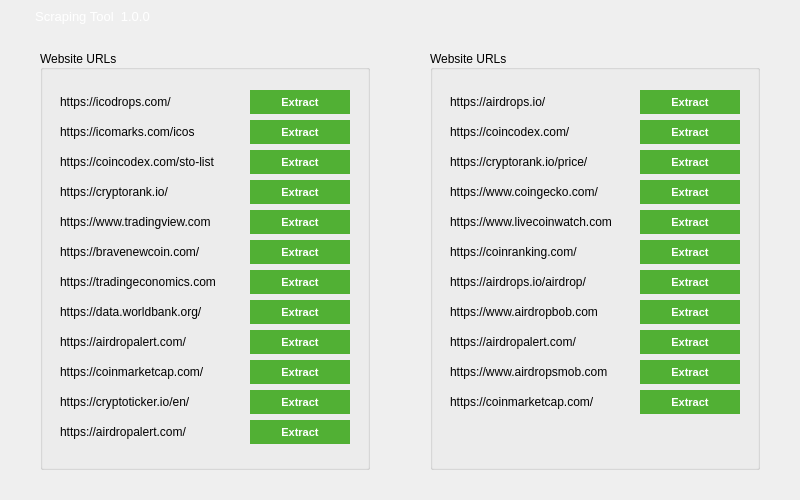
Above: UI/reset.ui from lionking-123/ICO_scraping_desktop_app before the change. Below: the same form after it.
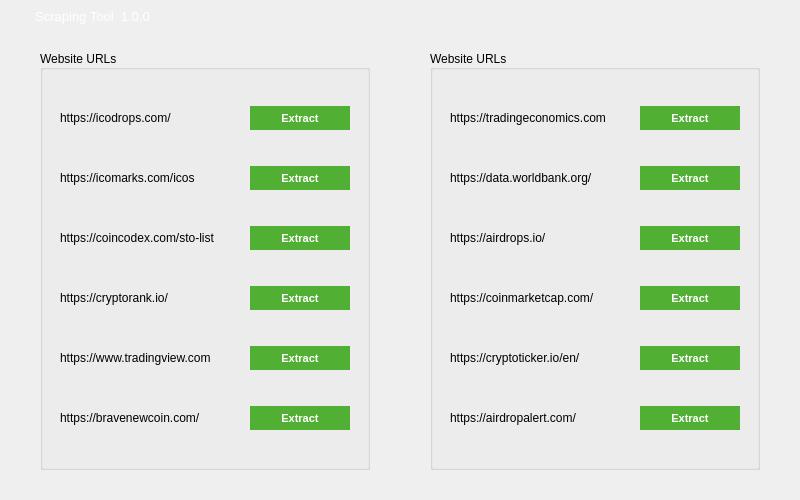
That is the form after the change. Icons and pictures are not drawn. Custom widgets are drawn as their Qt base class.

The edit to the form file:
```diff
--- a/UI/reset.ui
+++ b/UI/reset.ui
@@ -1228,7 +1228,7 @@
      <property name="geometry">
       <rect>
        <x>20</x>
-       <y>44</y>
+       <y>60</y>
        <width>140</width>
        <height>16</height>
       </rect>
@@ -1250,7 +1250,7 @@
      <property name="geometry">
       <rect>
        <x>210</x>
-       <y>40</y>
+       <y>56</y>
        <width>100</width>
        <height>24</height>
       </rect>
@@ -1275,7 +1275,7 @@
      <property name="geometry">
       <rect>
        <x>20</x>
-       <y>74</y>
+       <y>120</y>
        <width>151</width>
        <height>16</height>
       </rect>
@@ -1297,7 +1297,7 @@
      <property name="geometry">
       <rect>
        <x>210</x>
-       <y>70</y>
+       <y>116</y>
        <width>100</width>
        <height>24</height>
       </rect>
@@ -1322,7 +1322,7 @@
      <property name="geometry">
       <rect>
        <x>20</x>
-       <y>104</y>
+       <y>180</y>
        <width>171</width>
        <height>16</height>
       </rect>
@@ -1347,7 +1347,7 @@
      <property name="geometry">
       <rect>
        <x>210</x>
-       <y>100</y>
+       <y>176</y>
        <width>100</width>
        <height>24</height>
       </rect>
@@ -1372,7 +1372,7 @@
      <property name="geometry">
       <rect>
        <x>20</x>
-       <y>134</y>
+       <y>240</y>
        <width>140</width>
        <height>16</height>
       </rect>
@@ -1394,7 +1394,7 @@
      <property name="geometry">
       <rect>
        <x>210</x>
-       <y>130</y>
+       <y>236</y>
        <width>100</width>
        <height>24</height>
       </rect>
@@ -1419,7 +1419,7 @@
      <property name="geometry">
       <rect>
        <x>20</x>
-       <y>164</y>
+       <y>300</y>
        <width>171</width>
        <height>16</height>
       </rect>
@@ -1441,7 +1441,7 @@
      <property name="geometry">
       <rect>
        <x>210</x>
-       <y>160</y>
+       <y>296</y>
        <width>100</width>
        <height>24</height>
       </rect>
@@ -1466,7 +1466,7 @@
      <property name="geometry">
       <rect>
        <x>20</x>
-       <y>194</y>
+       <y>360</y>
        <width>161</width>
        <height>16</height>
       </rect>
@@ -1488,289 +1488,7 @@
      <property name="geometry">
       <rect>
        <x>210</x>
-       <y>190</y>
-       <width>100</width>
-       <height>24</height>
-      </rect>
-     </property>
-     <property name="font">
-      <font>
-       <pointsize>8</pointsize>
-       <weight>75</weight>
-       <bold>true</bold>
-      </font>
-     </property>
-     <property name="styleSheet">
-      <string notr="true">QPushButton{background-color:rgba(57,167,23,220);color:white;border:0px;}
-QPushButton:hover{background-color:rgba(57,167,23,255);color:white;}
-QPushButton:pressed{background-color:rgba(57,167,23,235);}</string>
-     </property>
-     <property name="text">
-      <string>Extract</string>
-     </property>
-    </widget>
-    <widget class="QLabel" name="label7">
-     <property name="geometry">
-      <rect>
-       <x>20</x>
-       <y>224</y>
-       <width>171</width>
-       <height>16</height>
-      </rect>
-     </property>
-     <property name="font">
-      <font>
-       <pointsize>9</pointsize>
-      </font>
-     </property>
-     <property name="styleSheet">
-      <string notr="true">background-color:transparent;
-</string>
-     </property>
-     <property name="text">
-      <string>https://tradingeconomics.com</string>
-     </property>
-    </widget>
-    <widget class="QPushButton" name="attach_btn12">
-     <property name="geometry">
-      <rect>
-       <x>210</x>
-       <y>370</y>
-       <width>100</width>
-       <height>24</height>
-      </rect>
-     </property>
-     <property name="font">
-      <font>
-       <pointsize>8</pointsize>
-       <weight>75</weight>
-       <bold>true</bold>
-      </font>
-     </property>
-     <property name="styleSheet">
-      <string notr="true">QPushButton{background-color:rgba(57,167,23,220);color:white;border:0px;}
-QPushButton:hover{background-color:rgba(57,167,23,255);color:white;}
-QPushButton:pressed{background-color:rgba(57,167,23,235);}</string>
-     </property>
-     <property name="text">
-      <string>Extract</string>
-     </property>
-    </widget>
-    <widget class="QLabel" name="label12">
-     <property name="geometry">
-      <rect>
-       <x>20</x>
-       <y>374</y>
-       <width>140</width>
-       <height>16</height>
-      </rect>
-     </property>
-     <property name="font">
-      <font>
-       <pointsize>9</pointsize>
-      </font>
-     </property>
-     <property name="styleSheet">
-      <string notr="true">background-color:transparent;
-</string>
-     </property>
-     <property name="text">
-      <string>https://airdropalert.com/</string>
-     </property>
-    </widget>
-    <widget class="QPushButton" name="attach_btn11">
-     <property name="geometry">
-      <rect>
-       <x>210</x>
-       <y>340</y>
-       <width>100</width>
-       <height>24</height>
-      </rect>
-     </property>
-     <property name="font">
-      <font>
-       <pointsize>8</pointsize>
-       <weight>75</weight>
-       <bold>true</bold>
-      </font>
-     </property>
-     <property name="styleSheet">
-      <string notr="true">QPushButton{background-color:rgba(57,167,23,220);color:white;border:0px;}
-QPushButton:hover{background-color:rgba(57,167,23,255);color:white;}
-QPushButton:pressed{background-color:rgba(57,167,23,235);}</string>
-     </property>
-     <property name="text">
-      <string>Extract</string>
-     </property>
-    </widget>
-    <widget class="QLabel" name="label9">
-     <property name="geometry">
-      <rect>
-       <x>20</x>
-       <y>284</y>
-       <width>140</width>
-       <height>16</height>
-      </rect>
-     </property>
-     <property name="font">
-      <font>
-       <pointsize>9</pointsize>
-      </font>
-     </property>
-     <property name="styleSheet">
-      <string notr="true">background-color:transparent;
-</string>
-     </property>
-     <property name="text">
-      <string>https://airdropalert.com/</string>
-     </property>
-    </widget>
-    <widget class="QLabel" name="label8">
-     <property name="geometry">
-      <rect>
-       <x>20</x>
-       <y>254</y>
-       <width>161</width>
-       <height>16</height>
-      </rect>
-     </property>
-     <property name="font">
-      <font>
-       <pointsize>9</pointsize>
-      </font>
-     </property>
-     <property name="styleSheet">
-      <string notr="true">background-color:transparent;
-</string>
-     </property>
-     <property name="text">
-      <string>https://data.worldbank.org/</string>
-     </property>
-    </widget>
-    <widget class="QLabel" name="label11">
-     <property name="geometry">
-      <rect>
-       <x>20</x>
-       <y>344</y>
-       <width>151</width>
-       <height>16</height>
-      </rect>
-     </property>
-     <property name="font">
-      <font>
-       <pointsize>9</pointsize>
-      </font>
-     </property>
-     <property name="styleSheet">
-      <string notr="true">background-color:transparent;
-</string>
-     </property>
-     <property name="text">
-      <string>https://cryptoticker.io/en/</string>
-     </property>
-    </widget>
-    <widget class="QPushButton" name="attach_btn10">
-     <property name="geometry">
-      <rect>
-       <x>210</x>
-       <y>310</y>
-       <width>100</width>
-       <height>24</height>
-      </rect>
-     </property>
-     <property name="font">
-      <font>
-       <pointsize>8</pointsize>
-       <weight>75</weight>
-       <bold>true</bold>
-      </font>
-     </property>
-     <property name="styleSheet">
-      <string notr="true">QPushButton{background-color:rgba(57,167,23,220);color:white;border:0px;}
-QPushButton:hover{background-color:rgba(57,167,23,255);color:white;}
-QPushButton:pressed{background-color:rgba(57,167,23,235);}</string>
-     </property>
-     <property name="text">
-      <string>Extract</string>
-     </property>
-    </widget>
-    <widget class="QLabel" name="label10">
-     <property name="geometry">
-      <rect>
-       <x>20</x>
-       <y>314</y>
-       <width>161</width>
-       <height>16</height>
-      </rect>
-     </property>
-     <property name="font">
-      <font>
-       <pointsize>9</pointsize>
-      </font>
-     </property>
-     <property name="styleSheet">
-      <string notr="true">background-color:transparent;
-</string>
-     </property>
-     <property name="text">
-      <string>https://coinmarketcap.com/</string>
-     </property>
-    </widget>
-    <widget class="QPushButton" name="attach_btn9">
-     <property name="geometry">
-      <rect>
-       <x>210</x>
-       <y>280</y>
-       <width>100</width>
-       <height>24</height>
-      </rect>
-     </property>
-     <property name="font">
-      <font>
-       <pointsize>8</pointsize>
-       <weight>75</weight>
-       <bold>true</bold>
-      </font>
-     </property>
-     <property name="styleSheet">
-      <string notr="true">QPushButton{background-color:rgba(57,167,23,220);color:white;border:0px;}
-QPushButton:hover{background-color:rgba(57,167,23,255);color:white;}
-QPushButton:pressed{background-color:rgba(57,167,23,235);}</string>
-     </property>
-     <property name="text">
-      <string>Extract</string>
-     </property>
-    </widget>
-    <widget class="QPushButton" name="attach_btn7">
-     <property name="geometry">
-      <rect>
-       <x>210</x>
-       <y>220</y>
-       <width>100</width>
-       <height>24</height>
-      </rect>
-     </property>
-     <property name="font">
-      <font>
-       <pointsize>8</pointsize>
-       <weight>75</weight>
-       <bold>true</bold>
-      </font>
-     </property>
-     <property name="styleSheet">
-      <string notr="true">QPushButton{background-color:rgba(57,167,23,220);color:white;border:0px;}
-QPushButton:hover{background-color:rgba(57,167,23,255);color:white;}
-QPushButton:pressed{background-color:rgba(57,167,23,235);}</string>
-     </property>
-     <property name="text">
-      <string>Extract</string>
-     </property>
-    </widget>
-    <widget class="QPushButton" name="attach_btn8">
-     <property name="geometry">
-      <rect>
-       <x>210</x>
-       <y>250</y>
+       <y>356</y>
        <width>100</width>
        <height>24</height>
       </rect>
@@ -1953,11 +1671,11 @@
     <property name="checkable">
      <bool>false</bool>
     </property>
-    <widget class="QLabel" name="label13">
+    <widget class="QLabel" name="label9">
      <property name="geometry">
       <rect>
        <x>20</x>
-       <y>44</y>
+       <y>180</y>
        <width>140</width>
        <height>16</height>
       </rect>
@@ -1975,11 +1693,11 @@
       <string>https://airdrops.io/</string>
      </property>
     </widget>
-    <widget class="QPushButton" name="attach_btn13">
+    <widget class="QPushButton" name="attach_btn9">
      <property name="geometry">
       <rect>
        <x>210</x>
-       <y>40</y>
+       <y>176</y>
        <width>100</width>
        <height>24</height>
       </rect>
@@ -2000,293 +1718,11 @@
       <string>Extract</string>
      </property>
     </widget>
-    <widget class="QLabel" name="label14">
+    <widget class="QLabel" name="label12">
      <property name="geometry">
       <rect>
        <x>20</x>
-       <y>74</y>
-       <width>140</width>
-       <height>16</height>
-      </rect>
-     </property>
-     <property name="font">
-      <font>
-       <pointsize>9</pointsize>
-      </font>
-     </property>
-     <property name="styleSheet">
-      <string notr="true">background-color:transparent;
-</string>
-     </property>
-     <property name="text">
-      <string>https://coincodex.com/</string>
-     </property>
-    </widget>
-    <widget class="QPushButton" name="attach_btn14">
-     <property name="geometry">
-      <rect>
-       <x>210</x>
-       <y>70</y>
-       <width>100</width>
-       <height>24</height>
-      </rect>
-     </property>
-     <property name="font">
-      <font>
-       <pointsize>8</pointsize>
-       <weight>75</weight>
-       <bold>true</bold>
-      </font>
-     </property>
-     <property name="styleSheet">
-      <string notr="true">QPushButton{background-color:rgba(57,167,23,220);color:white;border:0px;}
-QPushButton:hover{background-color:rgba(57,167,23,255);color:white;}
-QPushButton:pressed{background-color:rgba(57,167,23,235);}</string>
-     </property>
-     <property name="text">
-      <string>Extract</string>
-     </property>
-    </widget>
-    <widget class="QLabel" name="label15">
-     <property name="geometry">
-      <rect>
-       <x>20</x>
-       <y>104</y>
-       <width>161</width>
-       <height>16</height>
-      </rect>
-     </property>
-     <property name="font">
-      <font>
-       <pointsize>9</pointsize>
-      </font>
-     </property>
-     <property name="styleSheet">
-      <string notr="true">background-color:transparent;
-</string>
-     </property>
-     <property name="text">
-      <string>https://cryptorank.io/price/</string>
-     </property>
-    </widget>
-    <widget class="QPushButton" name="attach_btn15">
-     <property name="geometry">
-      <rect>
-       <x>210</x>
-       <y>100</y>
-       <width>100</width>
-       <height>24</height>
-      </rect>
-     </property>
-     <property name="font">
-      <font>
-       <pointsize>8</pointsize>
-       <weight>75</weight>
-       <bold>true</bold>
-      </font>
-     </property>
-     <property name="styleSheet">
-      <string notr="true">QPushButton{background-color:rgba(57,167,23,220);color:white;border:0px;}
-QPushButton:hover{background-color:rgba(57,167,23,255);color:white;}
-QPushButton:pressed{background-color:rgba(57,167,23,235);}</string>
-     </property>
-     <property name="text">
-      <string>Extract</string>
-     </property>
-    </widget>
-    <widget class="QLabel" name="label16">
-     <property name="geometry">
-      <rect>
-       <x>20</x>
-       <y>134</y>
-       <width>171</width>
-       <height>16</height>
-      </rect>
-     </property>
-     <property name="font">
-      <font>
-       <pointsize>9</pointsize>
-      </font>
-     </property>
-     <property name="styleSheet">
-      <string notr="true">background-color:transparent;
-</string>
-     </property>
-     <property name="text">
-      <string>https://www.coingecko.com/</string>
-     </property>
-    </widget>
-    <widget class="QPushButton" name="attach_btn16">
-     <property name="geometry">
-      <rect>
-       <x>210</x>
-       <y>130</y>
-       <width>100</width>
-       <height>24</height>
-      </rect>
-     </property>
-     <property name="font">
-      <font>
-       <pointsize>8</pointsize>
-       <weight>75</weight>
-       <bold>true</bold>
-      </font>
-     </property>
-     <property name="styleSheet">
-      <string notr="true">QPushButton{background-color:rgba(57,167,23,220);color:white;border:0px;}
-QPushButton:hover{background-color:rgba(57,167,23,255);color:white;}
-QPushButton:pressed{background-color:rgba(57,167,23,235);}</string>
-     </property>
-     <property name="text">
-      <string>Extract</string>
-     </property>
-    </widget>
-    <widget class="QLabel" name="label17">
-     <property name="geometry">
-      <rect>
-       <x>20</x>
-       <y>164</y>
-       <width>181</width>
-       <height>16</height>
-      </rect>
-     </property>
-     <property name="font">
-      <font>
-       <pointsize>9</pointsize>
-      </font>
-     </property>
-     <property name="styleSheet">
-      <string notr="true">background-color:transparent;
-</string>
-     </property>
-     <property name="text">
-      <string>https://www.livecoinwatch.com</string>
-     </property>
-    </widget>
-    <widget class="QPushButton" name="attach_btn17">
-     <property name="geometry">
-      <rect>
-       <x>210</x>
-       <y>160</y>
-       <width>100</width>
-       <height>24</height>
-      </rect>
-     </property>
-     <property name="font">
-      <font>
-       <pointsize>8</pointsize>
-       <weight>75</weight>
-       <bold>true</bold>
-      </font>
-     </property>
-     <property name="styleSheet">
-      <string notr="true">QPushButton{background-color:rgba(57,167,23,220);color:white;border:0px;}
-QPushButton:hover{background-color:rgba(57,167,23,255);color:white;}
-QPushButton:pressed{background-color:rgba(57,167,23,235);}</string>
-     </property>
-     <property name="text">
-      <string>Extract</string>
-     </property>
-    </widget>
-    <widget class="QLabel" name="label18">
-     <property name="geometry">
-      <rect>
-       <x>20</x>
-       <y>194</y>
-       <width>140</width>
-       <height>16</height>
-      </rect>
-     </property>
-     <property name="font">
-      <font>
-       <pointsize>9</pointsize>
-      </font>
-     </property>
-     <property name="styleSheet">
-      <string notr="true">background-color:transparent;
-</string>
-     </property>
-     <property name="text">
-      <string>https://coinranking.com/</string>
-     </property>
-    </widget>
-    <widget class="QPushButton" name="attach_btn18">
-     <property name="geometry">
-      <rect>
-       <x>210</x>
-       <y>190</y>
-       <width>100</width>
-       <height>24</height>
-      </rect>
-     </property>
-     <property name="font">
-      <font>
-       <pointsize>8</pointsize>
-       <weight>75</weight>
-       <bold>true</bold>
-      </font>
-     </property>
-     <property name="styleSheet">
-      <string notr="true">QPushButton{background-color:rgba(57,167,23,220);color:white;border:0px;}
-QPushButton:hover{background-color:rgba(57,167,23,255);color:white;}
-QPushButton:pressed{background-color:rgba(57,167,23,235);}</string>
-     </property>
-     <property name="text">
-      <string>Extract</string>
-     </property>
-    </widget>
-    <widget class="QLabel" name="label19">
-     <property name="geometry">
-      <rect>
-       <x>20</x>
-       <y>224</y>
-       <width>161</width>
-       <height>16</height>
-      </rect>
-     </property>
-     <property name="font">
-      <font>
-       <pointsize>9</pointsize>
-      </font>
-     </property>
-     <property name="styleSheet">
-      <string notr="true">background-color:transparent;
-</string>
-     </property>
-     <property name="text">
-      <string>https://airdrops.io/airdrop/</string>
-     </property>
-    </widget>
-    <widget class="QPushButton" name="attach_btn23">
-     <property name="geometry">
-      <rect>
-       <x>210</x>
-       <y>340</y>
-       <width>100</width>
-       <height>24</height>
-      </rect>
-     </property>
-     <property name="font">
-      <font>
-       <pointsize>8</pointsize>
-       <weight>75</weight>
-       <bold>true</bold>
-      </font>
-     </property>
-     <property name="styleSheet">
-      <string notr="true">QPushButton{background-color:rgba(57,167,23,220);color:white;border:0px;}
-QPushButton:hover{background-color:rgba(57,167,23,255);color:white;}
-QPushButton:pressed{background-color:rgba(57,167,23,235);}</string>
-     </property>
-     <property name="text">
-      <string>Extract</string>
-     </property>
-    </widget>
-    <widget class="QLabel" name="label21">
-     <property name="geometry">
-      <rect>
-       <x>20</x>
-       <y>284</y>
+       <y>360</y>
        <width>140</width>
        <height>16</height>
       </rect>
@@ -2304,33 +1740,36 @@
       <string>https://airdropalert.com/</string>
      </property>
     </widget>
-    <widget class="QLabel" name="label20">
+    <widget class="QPushButton" name="attach_btn12">
      <property name="geometry">
       <rect>
-       <x>20</x>
-       <y>254</y>
-       <width>171</width>
-       <height>16</height>
+       <x>210</x>
+       <y>356</y>
+       <width>100</width>
+       <height>24</height>
       </rect>
      </property>
      <property name="font">
       <font>
-       <pointsize>9</pointsize>
+       <pointsize>8</pointsize>
+       <weight>75</weight>
+       <bold>true</bold>
       </font>
      </property>
      <property name="styleSheet">
-      <string notr="true">background-color:transparent;
-</string>
+      <string notr="true">QPushButton{background-color:rgba(57,167,23,220);color:white;border:0px;}
+QPushButton:hover{background-color:rgba(57,167,23,255);color:white;}
+QPushButton:pressed{background-color:rgba(57,167,23,235);}</string>
      </property>
      <property name="text">
-      <string>https://www.airdropbob.com</string>
+      <string>Extract</string>
      </property>
     </widget>
-    <widget class="QLabel" name="label23">
+    <widget class="QLabel" name="label10">
      <property name="geometry">
       <rect>
        <x>20</x>
-       <y>344</y>
+       <y>240</y>
        <width>161</width>
        <height>16</height>
       </rect>
@@ -2348,11 +1787,11 @@
       <string>https://coinmarketcap.com/</string>
      </property>
     </widget>
-    <widget class="QPushButton" name="attach_btn22">
+    <widget class="QPushButton" name="attach_btn11">
      <property name="geometry">
       <rect>
        <x>210</x>
-       <y>310</y>
+       <y>296</y>
        <width>100</width>
        <height>24</height>
       </rect>
@@ -2373,12 +1812,37 @@
       <string>Extract</string>
      </property>
     </widget>
-    <widget class="QLabel" name="label22">
+    <widget class="QPushButton" name="attach_btn10">
      <property name="geometry">
       <rect>
+       <x>210</x>
+       <y>236</y>
+       <width>100</width>
+       <height>24</height>
+      </rect>
+     </property>
+     <property name="font">
+      <font>
+       <pointsize>8</pointsize>
+       <weight>75</weight>
+       <bold>true</bold>
+      </font>
+     </property>
+     <property name="styleSheet">
+      <string notr="true">QPushButton{background-color:rgba(57,167,23,220);color:white;border:0px;}
+QPushButton:hover{background-color:rgba(57,167,23,255);color:white;}
+QPushButton:pressed{background-color:rgba(57,167,23,235);}</string>
+     </property>
+     <property name="text">
+      <string>Extract</string>
+     </property>
+    </widget>
+    <widget class="QLabel" name="label11">
+     <property name="geometry">
+      <rect>
        <x>20</x>
-       <y>314</y>
-       <width>181</width>
+       <y>300</y>
+       <width>151</width>
        <height>16</height>
       </rect>
      </property>
@@ -2392,39 +1856,36 @@
 </string>
      </property>
      <property name="text">
-      <string>https://www.airdropsmob.com</string>
+      <string>https://cryptoticker.io/en/</string>
      </property>
     </widget>
-    <widget class="QPushButton" name="attach_btn21">
+    <widget class="QLabel" name="label8">
      <property name="geometry">
       <rect>
-       <x>210</x>
-       <y>280</y>
-       <width>100</width>
-       <height>24</height>
+       <x>20</x>
+       <y>120</y>
+       <width>161</width>
+       <height>16</height>
       </rect>
      </property>
      <property name="font">
       <font>
-       <pointsize>8</pointsize>
-       <weight>75</weight>
-       <bold>true</bold>
+       <pointsize>9</pointsize>
       </font>
      </property>
      <property name="styleSheet">
-      <string notr="true">QPushButton{background-color:rgba(57,167,23,220);color:white;border:0px;}
-QPushButton:hover{background-color:rgba(57,167,23,255);color:white;}
-QPushButton:pressed{background-color:rgba(57,167,23,235);}</string>
+      <string notr="true">background-color:transparent;
+</string>
      </property>
      <property name="text">
-      <string>Extract</string>
+      <string>https://data.worldbank.org/</string>
      </property>
     </widget>
-    <widget class="QPushButton" name="attach_btn19">
+    <widget class="QPushButton" name="attach_btn8">
      <property name="geometry">
       <rect>
        <x>210</x>
-       <y>220</y>
+       <y>116</y>
        <width>100</width>
        <height>24</height>
       </rect>
@@ -2445,11 +1906,33 @@
       <string>Extract</string>
      </property>
     </widget>
-    <widget class="QPushButton" name="attach_btn20">
+    <widget class="QLabel" name="label7">
      <property name="geometry">
       <rect>
+       <x>20</x>
+       <y>60</y>
+       <width>171</width>
+       <height>16</height>
+      </rect>
+     </property>
+     <property name="font">
+      <font>
+       <pointsize>9</pointsize>
+      </font>
+     </property>
+     <property name="styleSheet">
+      <string notr="true">background-color:transparent;
+</string>
+     </property>
+     <property name="text">
+      <string>https://tradingeconomics.com</string>
+     </property>
+    </widget>
+    <widget class="QPushButton" name="attach_btn7">
+     <property name="geometry">
+      <rect>
        <x>210</x>
-       <y>250</y>
+       <y>56</y>
        <width>100</width>
        <height>24</height>
       </rect>
```
